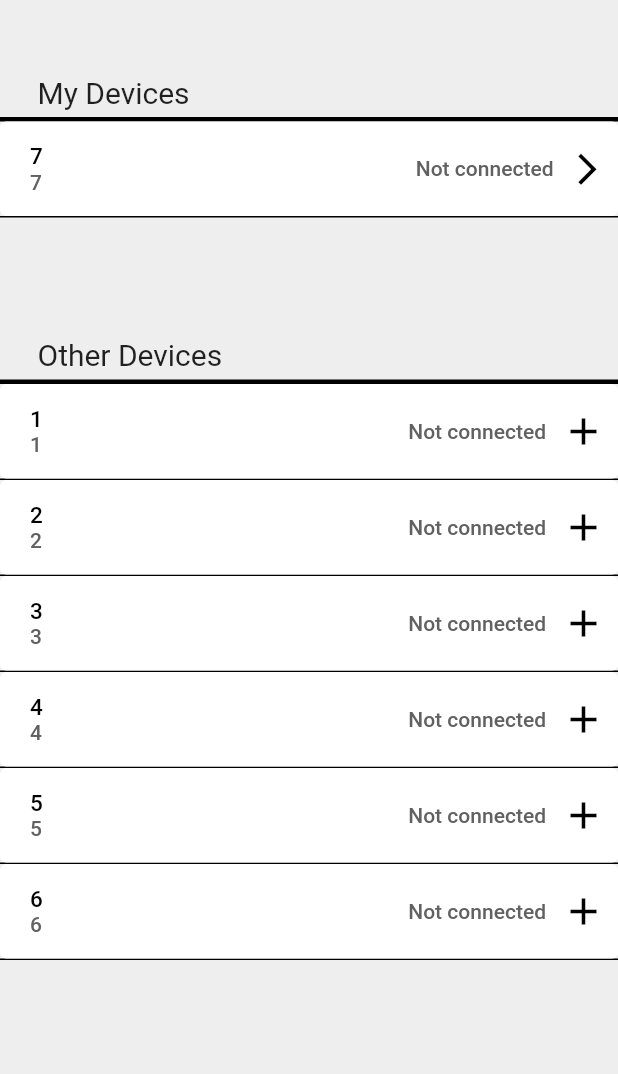
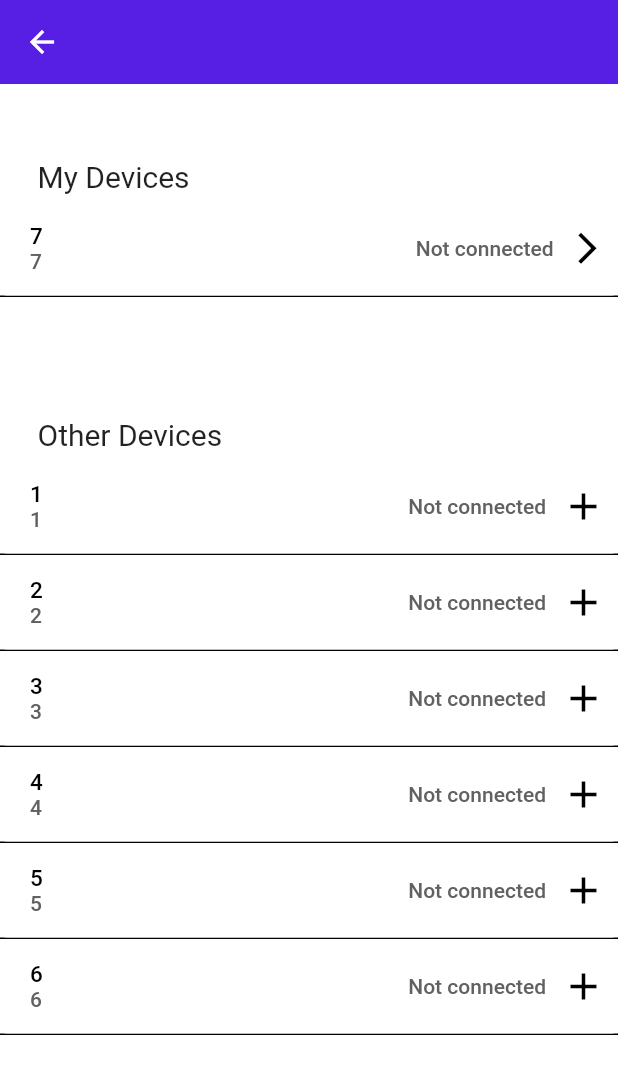
Before and after one commit to larrycaw/heat-vitality, a Flutter app: the Bluetooth screen opened directly, on a phone screen of 412 x 824 dp. Shown: the top 1074 px of the screen. Run offline on Flutter 3.47's test engine with Material 2 defaults, Android fonts, the phone set to English and light mode, and no system bars; our stand-ins replace easy_localization, flutter_spinkit, lite_rolling_switch, syncfusion_flutter_gauges.

Commit message:
Bluetooth design

```diff
--- a/lib/main.dart
+++ b/lib/main.dart
@@ -3,6 +3,7 @@ import 'package:glove_control/pages/about_bluetooth_device.dart';
 import 'bottom_navigation_bar.dart';
 import 'package:easy_localization/easy_localization.dart';
 import 'package:glove_control/variables/global_variables.dart';
+import 'package:glove_control/pages/bluetooth.dart';
 
 void main() => runApp(
   EasyLocalization(
@@ -15,8 +16,9 @@ void main() => runApp(
     child: MaterialApp(
       initialRoute: "/",
       routes: {
-        "/": (context) => BottomNavigation(),
+        "/gammelIndex": (context) => BottomNavigation(),
         "/about_bluetooth_device": (context) => AboutBluetoothDevice(),
+        "/": (context) => Bluetooth(),
       },
     ),
   ),
--- a/lib/pages/bluetooth.dart
+++ b/lib/pages/bluetooth.dart
@@ -1,6 +1,7 @@
 import 'dart:async';
 
 import 'package:flutter/material.dart';
+import 'package:glove_control/widget_element/app_bar.dart';
 import 'package:glove_control/widget_element/bluetooth_list_element.dart';
 import 'package:glove_control/variables/global_variables.dart';
 import 'package:easy_localization/easy_localization.dart';
@@ -59,17 +60,13 @@ class _BluetoothState extends State<Bluetooth> {
   @override
   Widget build(BuildContext context) {
     return Scaffold(
-      backgroundColor: Colors.grey[200],
+      backgroundColor: Colors.white,
+      appBar: CustomAppBar(),
       body: Column(
         mainAxisAlignment: MainAxisAlignment.spaceEvenly,
         crossAxisAlignment: CrossAxisAlignment.start,
         children: [
           Container(
-            decoration: BoxDecoration(
-              border: Border(
-                bottom: BorderSide(width: 3.0),
-              ),
-            ),
             child: Padding(
               padding: const EdgeInsets.fromLTRB(25, 50, 0, 5),
               child: Row(
@@ -107,11 +104,6 @@ class _BluetoothState extends State<Bluetooth> {
             ],
           ),
           Container(
-            decoration: BoxDecoration(
-              border: Border(
-                bottom: BorderSide(width: 3.0),
-              ),
-            ),
             child: Padding(
               padding: const EdgeInsets.fromLTRB(25, 80, 0, 5),
               child: Row(
```
